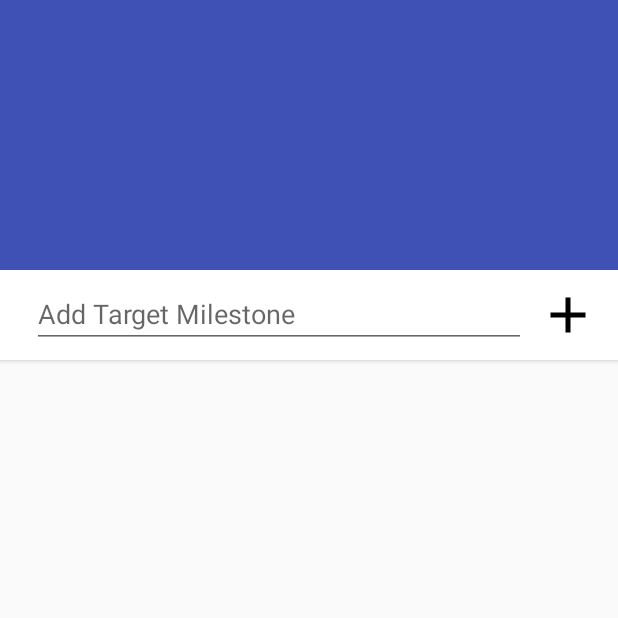
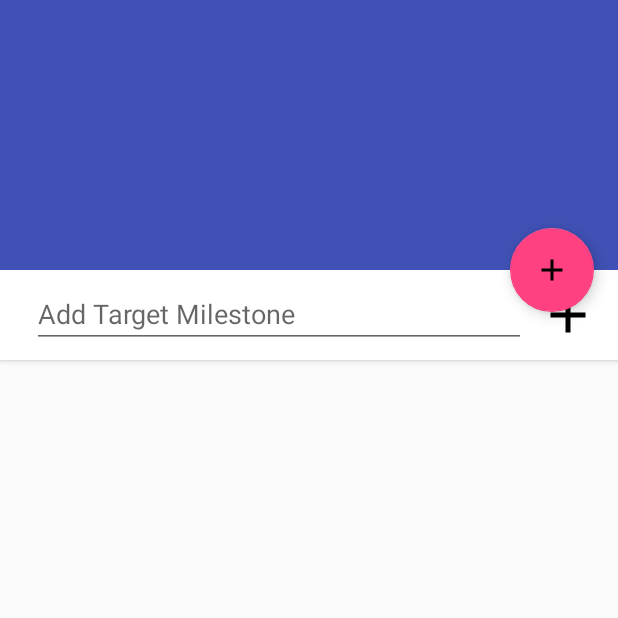
Before and after one commit to djacoronel/GoalMentum, an Android app: the ViewGoalActivity screen opened directly, with no data from a screen before it, on a phone screen of 412 x 824 dp, the top half of it. Run offline under Robolectric (Android 15) with nearby library versions, the phone set to English and light mode, and no system bars; libraries missing offline, so code that uses them is left out: com.raizlabs.android; plain views replace CollapsingToolbarLayout; 2 statements that could not run were skipped.

Commit message:
Brought back the fab in viewgoalactivity.

```diff
--- a/app/src/main/AndroidManifest.xml
+++ b/app/src/main/AndroidManifest.xml
@@ -24,7 +24,11 @@
             android:label="@string/title_activity_edit_goal" />
         <activity
             android:name=".presentation.ui.activities.ViewGoalActivity"
-            android:label="@string/title_activity_view_goal"/>
+            android:label="@string/title_activity_view_goal" />
+        <activity
+            android:name=".presentation.ScrollingActivity"
+            android:label="@string/title_activity_scrolling"
+            android:theme="@style/AppTheme"></activity>
     </application>
 
 </manifest>
--- a/app/src/main/java/com/djacoronel/goalmentum/presentation/ui/activities/ViewGoalActivity.kt
+++ b/app/src/main/java/com/djacoronel/goalmentum/presentation/ui/activities/ViewGoalActivity.kt
@@ -3,7 +3,6 @@ package com.djacoronel.goalmentum.presentation.ui.activities
 import android.os.Bundle
 import android.support.v7.app.AppCompatActivity
 import android.support.v7.widget.LinearLayoutManager
-import android.support.v7.widget.PopupMenu
 import android.view.View
 import com.djacoronel.goalmentum.R
 import com.djacoronel.goalmentum.domain.executor.impl.ThreadExecutor
@@ -31,7 +30,19 @@ class ViewGoalActivity : AppCompatActivity(), ViewGoalPresenter.View {
         setContentView(R.layout.activity_view_goal)
         setSupportActionBar(toolbar)
 
+        setupFab()
         init()
+    }
+
+    fun setupFab(){
+        fab.setOnClickListener {
+            val view = View.inflate(this, R.layout.input_work_item, null)
+            alert {
+                customView = view
+                positiveButton("Add Work"){}
+                negativeButton("Add Milestone"){}
+            }.show()
+        }
     }
 
     private fun init() {
--- a/app/src/main/java/com/djacoronel/goalmentum/presentation/ui/adapters/MilestoneItemAdapter.kt
+++ b/app/src/main/java/com/djacoronel/goalmentum/presentation/ui/adapters/MilestoneItemAdapter.kt
@@ -70,7 +70,7 @@ class MilestoneItemAdapter(
         fun bind(milestone: Milestone) = with(itemView) {
             collapsed_milestone_card_text.text = milestone.description
 
-            itemView.expand_button.setOnClickListener {
+            itemView.setOnClickListener {
                 mListener.onClickExpandMilestone(adapterPosition)
             }
             itemView.setOnLongClickListener {
@@ -84,7 +84,7 @@ class MilestoneItemAdapter(
         fun bind(milestone: Milestone, mAdapter: WorkItemAdapter) = with(itemView) {
             expanded_milestone_card_text.text = milestone.description
 
-            itemView.collapse_button.setOnClickListener {
+            itemView.setOnClickListener {
                 mListener.onClickCollapseMilestone(adapterPosition)
             }
             itemView.setOnLongClickListener {
--- a/app/src/main/res/layout/activity_view_goal.xml
+++ b/app/src/main/res/layout/activity_view_goal.xml
@@ -35,4 +35,13 @@
         android:layout_height="match_parent"
         app:layout_behavior="@string/appbar_scrolling_view_behavior"/>
 
+    <android.support.design.widget.FloatingActionButton
+        android:id="@+id/fab"
+        android:layout_width="wrap_content"
+        android:layout_height="wrap_content"
+        android:layout_margin="@dimen/fab_margin"
+        app:layout_anchor="@id/app_bar"
+        app:layout_anchorGravity="bottom|end"
+        app:srcCompat="@drawable/ic_add_black_40dp" />
+
 </android.support.design.widget.CoordinatorLayout>
--- a/app/src/main/res/values/strings.xml
+++ b/app/src/main/res/values/strings.xml
@@ -98,4 +98,5 @@
 
     <!-- TODO: Remove or change this placeholder text -->
     <string name="hello_blank_fragment">Hello blank fragment</string>
+    <string name="title_activity_scrolling">ScrollingActivity</string>
 </resources>
```
Also changed, not shown: app/src/main/res/menu/menu_scrolling.xml (added, +10 -0 lines).
